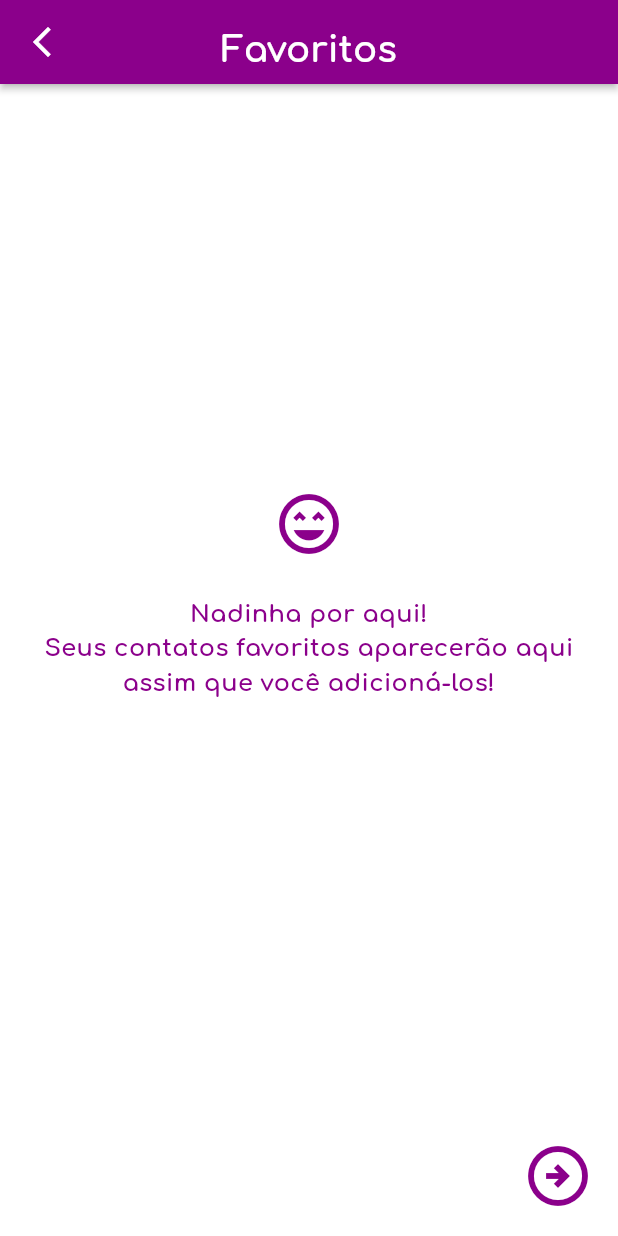
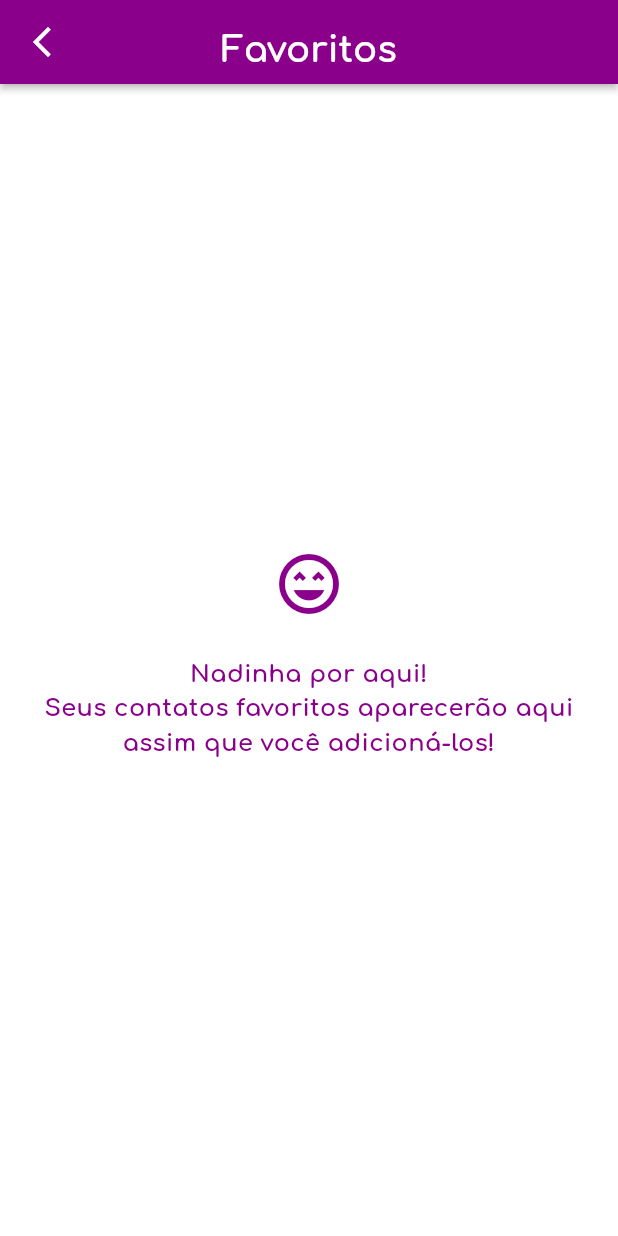
Before and after one commit to DaniSamir/app_pilot, a Flutter app: the screen it shows after launch, after a tap on "Favoritar", on a phone screen of 412 x 824 dp. Run offline on Flutter 3.47's test engine with Material 3 defaults, Android fonts, the phone set to English and light mode, and no system bars; our stand-ins replace carousel_slider, cloud_firestore, dartz, equatable, firebase_core, flutter_bloc and 4 more; accounts and stored records are empty; statements that could not run were skipped.

Commit message:
refactor favorites list

```diff
--- a/lib/src/modules/favorites/presenter/favorites_cubit/favorites_cubit.dart
+++ b/lib/src/modules/favorites/presenter/favorites_cubit/favorites_cubit.dart
@@ -3,22 +3,18 @@ import 'package:flutter_bloc/flutter_bloc.dart';
 
 class FavoritesCubit extends Cubit<List<ContactModel>> {
   FavoritesCubit() : super([]);
-  List<ContactModel> contact = [];
+
   void insertFavorite(ContactModel contactModel) {
-    if (!contact.contains(contactModel)) {
-      contact = List.from(state)..add(contactModel);
-      emit(contact);
-    }
+    List<ContactModel> contact = List.from(state)..add(contactModel);
+    emit(contact);
   }
 
   void removeFavorite(ContactModel contactModel) {
-    if (contact.contains(contactModel)) {
-      contact = List.from(state)..remove(contactModel);
-      emit(contact);
-    }
+    List<ContactModel> contact = List.from(state)..removeWhere((item) => item.phone == contactModel.phone && item.email == contactModel.email);
+    emit(contact);
   }
 
-  List<ContactModel> showFavorite() {
-    return contact;
+  List<ContactModel> readFavorite() {
+    return state;
   }
 }
--- a/lib/src/modules/favorites/presenter/screen/favorites_screen.dart
+++ b/lib/src/modules/favorites/presenter/screen/favorites_screen.dart
@@ -3,7 +3,6 @@ import 'package:app_piloto/core/components/widgets/modals.dart';
 import 'package:app_piloto/core/components/widgets/top_bar.dart';
 import 'package:app_piloto/core/init/init_core.dart';
 import 'package:app_piloto/core/models/contact_model.dart';
-import 'package:app_piloto/src/modules/contact_list/presenter/screens/contact_list_screen.dart';
 import 'package:app_piloto/src/modules/favorites/presenter/favorites_cubit/index.dart';
 import 'package:app_piloto/src/modules/home/presenter/screens/home_screen.dart';
 import 'package:flutter/material.dart';
@@ -23,7 +22,7 @@ class _FavoritesScreenState extends State<FavoritesScreen> {
   @override
   void initState() {
     super.initState();
-    contactModel = favoritesCubit.showFavorite();
+    contactModel = favoritesCubit.readFavorite();
   }
 
   @override
@@ -53,23 +52,6 @@ class _FavoritesScreenState extends State<FavoritesScreen> {
             ),
           ),
         ),
-        bottomNavigationBar: contactModel!.isEmpty
-            ? Padding(
-                padding: const EdgeInsets.all(8),
-                child: Row(
-                  crossAxisAlignment: CrossAxisAlignment.end,
-                  mainAxisAlignment: MainAxisAlignment.end,
-                  children: [
-                    IconButton(
-                        onPressed: () => Navigator.push(
-                              context,
-                              MaterialPageRoute(builder: (context) => const ContactList()),
-                            ),
-                        icon: Icon(Icons.arrow_circle_right_outlined, color: AppPilotoColors().purple(), size: 48))
-                  ],
-                ),
-              )
-            : const SizedBox.shrink(),
         body: Stack(
           children: [
             contactModel!.isNotEmpty
@@ -157,7 +139,7 @@ class _FavoritesScreenState extends State<FavoritesScreen> {
                                             AppPilotoModal().showConfirmModal(context, 'Poxa, esperamos que esteja tudo bem!\n Gostaria de excluir este contato dos favoritos? ',
                                                 () {
                                               favoritesCubit.removeFavorite(contactModel![index]);
-                                              Navigator.pop(context);
+                                              Navigator.pushReplacement(context, MaterialPageRoute(builder: (context) => const FavoritesScreen()));
                                             }, Icon(Icons.sentiment_dissatisfied, color: AppPilotoColors().purple(), size: 48));
                                           },
                                           icon: Icon(Icons.heart_broken, color: AppPilotoColors().purple()),
--- a/lib/src/modules/home/presenter/screens/home_screen.dart
+++ b/lib/src/modules/home/presenter/screens/home_screen.dart
@@ -23,7 +23,7 @@ class _HomeScreenState extends State<HomeScreen> {
   @override
   void initState() {
     super.initState();
-    contactModel = contactCubit.showFavorite();
+    contactModel = contactCubit.readFavorite();
   }
 
   @override
```
Also changed, not shown: lib/core/components/widgets/modals.dart (+8 -6 lines), lib/src/modules/contact_list/presenter/screens/contact_list_screen.dart (+19 -13 lines).
